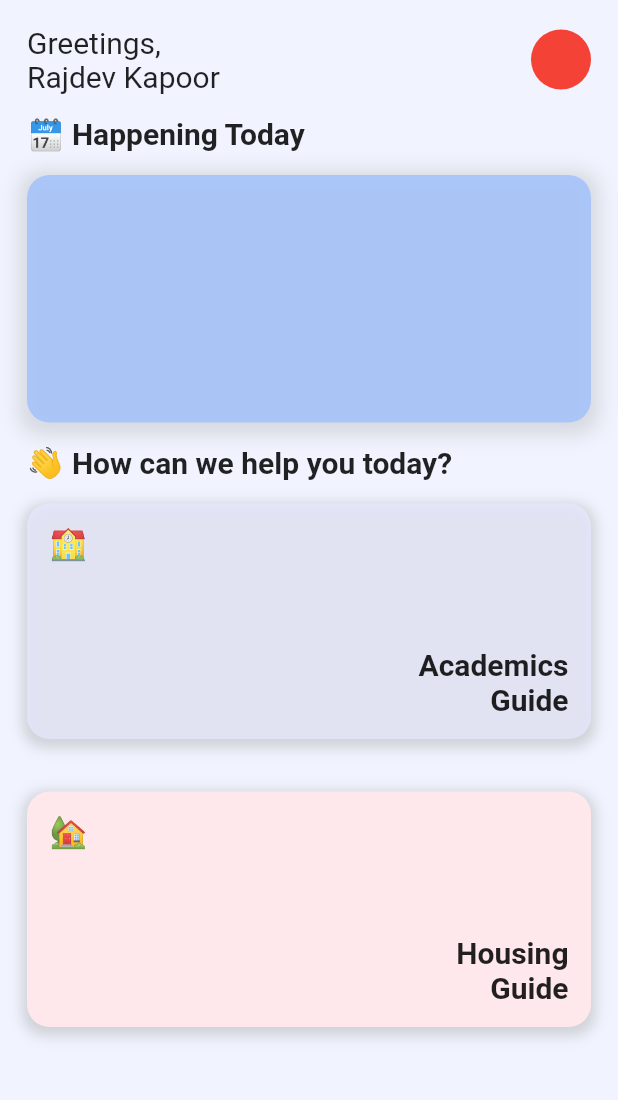
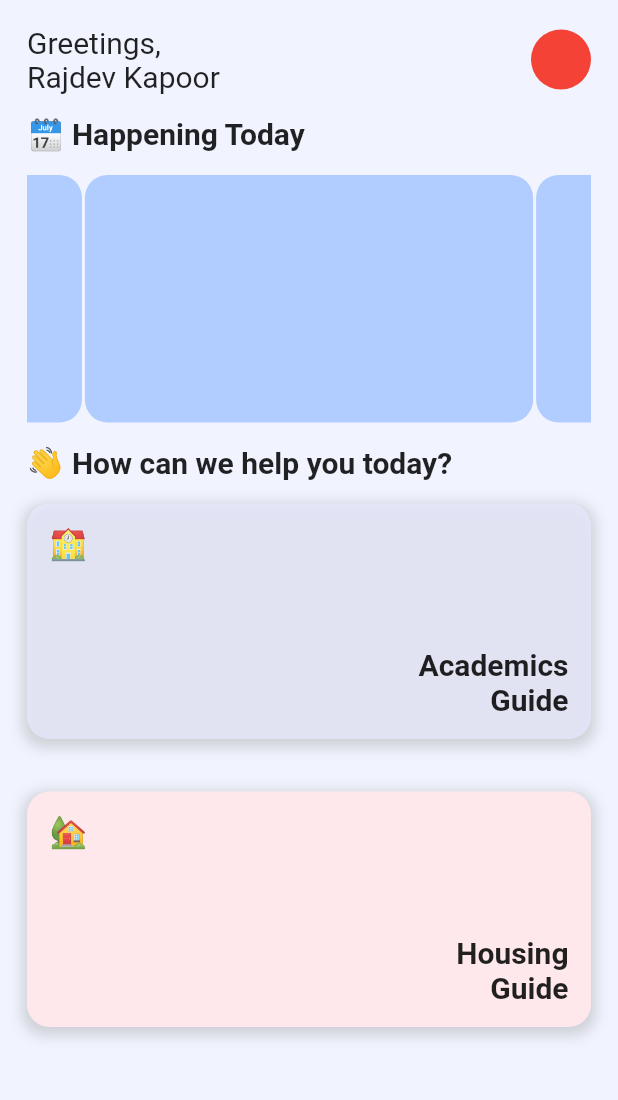
Before and after one commit to sinarest1608/sahayak, a Flutter app: the screen it shows after launch, on a phone screen of 412 x 824 dp, the part 59-1159 px from its top. Run offline on Flutter 3.47's test engine with Material 2 defaults, Android fonts, the light colour scheme and no system bars; drawn by our look-alikes of carousel_slider; our stand-ins replace firebase_auth, get, google_sign_in, octo_image; accounts and stored records are empty.

Commit message:
added carousel at home page

```diff
--- a/lib/app/modules/home/views/home_view.dart
+++ b/lib/app/modules/home/views/home_view.dart
@@ -1,5 +1,6 @@
 // ignore_for_file: use_key_in_widget_constructors, prefer_const_literals_to_create_immutables, prefer_const_constructors
 
+import 'package:carousel_slider/carousel_slider.dart';
 import 'package:flutter/material.dart';
 import 'package:get/get.dart';
 import 'package:sahayak_flutter/app/modules/home/controllers/home_controller.dart';
@@ -44,21 +45,25 @@ class HomeView extends GetView<HomeController> {
                   style: TextStyle(fontSize: 20, fontWeight: FontWeight.bold),
                 ),
               ),
-              Container(
+              CarouselSlider(
+                options: CarouselOptions(height: 165),
+                items: [1, 2, 3, 4, 5].map((i) {
+                  return Builder(
+                    builder: (BuildContext context) {
+                      return Padding(
+                        padding: const EdgeInsets.symmetric(horizontal: 1),
+                        child: Container(
                           width: Get.width,
                           height: 165,
                           decoration: BoxDecoration(
                             borderRadius: BorderRadius.circular(15),
                             color: Color(0xff96bbff).withOpacity(0.7),
-                  boxShadow: [
-                    BoxShadow(
-                      color: Colors.grey.withOpacity(0.3),
-                      spreadRadius: 6,
-                      blurRadius: 10,
-                      offset: Offset(0, 3), // changes position of shadow
                           ),
-                  ],
                         ),
+                      );
+                    },
+                  );
+                }).toList(),
               ),
               Padding(
                 padding: const EdgeInsets.symmetric(vertical: 15.0),
```
Lines whose indentation alone changed are shown as unchanged.
